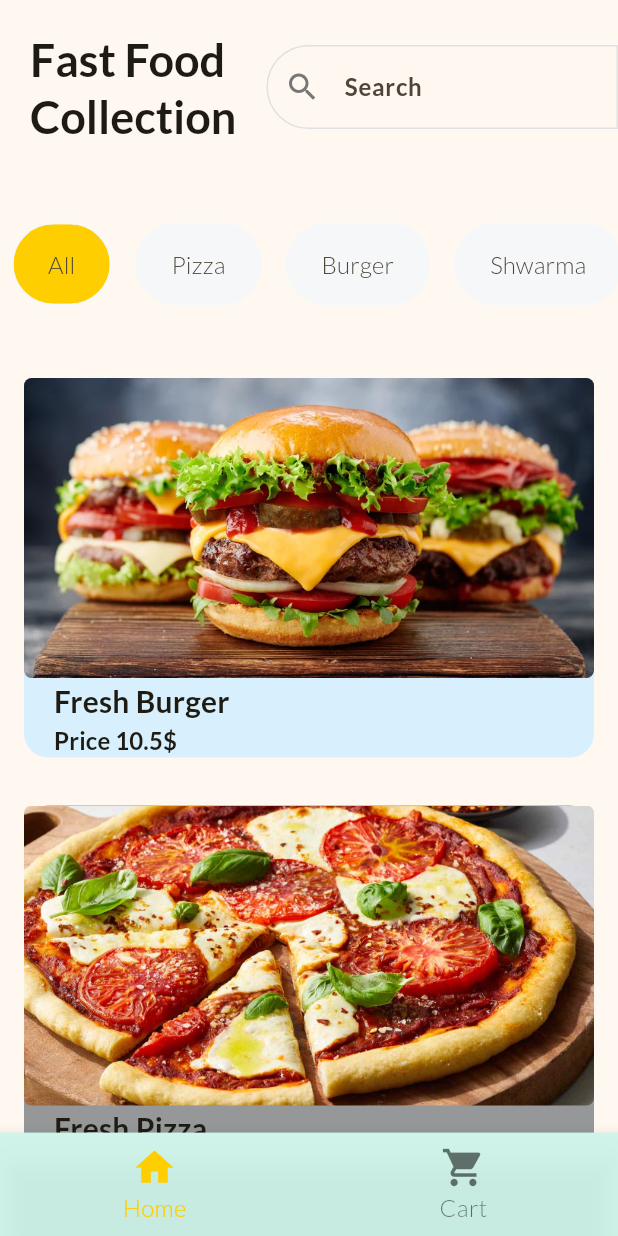
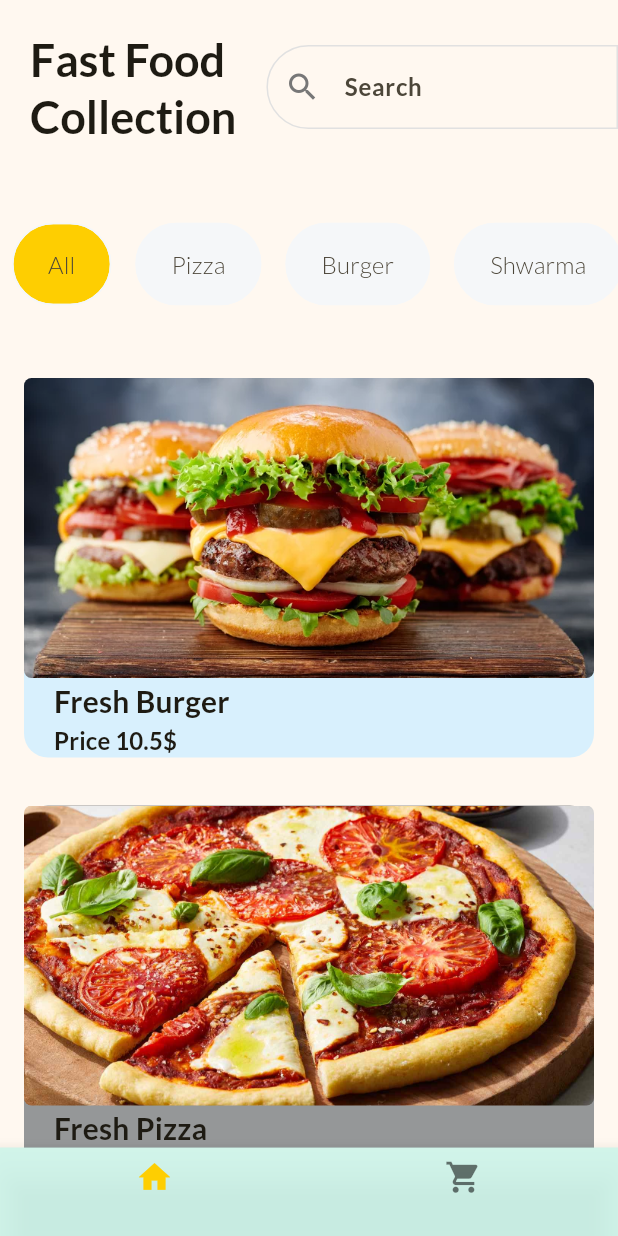
Before and after one commit to arslan-aslam-brw/simple_ecomrece_app_1, a Flutter app: the screen it shows after launch, on a phone screen of 412 x 824 dp. Run offline on Flutter 3.47's test engine with Material 3 defaults, Android fonts, the phone set to English and light mode, and no system bars.

Commit message:
new file:   .vscode/launch.json 	home_page.dart -> lib/pages/home_page.dart 	product_detail.dart -> lib/pages/product_detail.dart 	items_container.dart -> lib/widgets/items_container.dart 	main.dart -> lib/widgets/main.dart 	module_dummy_data.dart -> lib/widgets/module_dummy_data.dart     test/widget_test.dart

```diff
--- a/lib/home_page.dart
+++ b/lib/pages/home_page.dart
@@ -1,7 +1,7 @@
 import 'package:flutter/material.dart';
-import 'package:simple_ecomrece_app_1/items_container.dart';
-import 'package:simple_ecomrece_app_1/module_dummy_data.dart';
-import 'package:simple_ecomrece_app_1/product_detail.dart';
+import 'package:simple_ecomrece_app_1/widgets/items_container.dart';
+import 'package:simple_ecomrece_app_1/widgets/module_dummy_data.dart';
+import 'package:simple_ecomrece_app_1/pages/product_detail.dart';
 
 class HomePage extends StatefulWidget {
   const HomePage({super.key});
@@ -158,25 +158,21 @@ class _HomePageState extends State<HomePage> {
       ),
 
       bottomNavigationBar: BottomNavigationBar(
-        showSelectedLabels: true,
-        showUnselectedLabels: true,
-        selectedFontSize: 16.0,
-        unselectedFontSize: 16.0,
-        iconSize: 30,
+        iconSize: 25,
         backgroundColor: const Color.fromARGB(214, 202, 245, 234),
         items: [
           BottomNavigationBarItem(
               icon: const Icon(
                 Icons.home,
               ),
-              label: 'Home',
+              label: '',
               backgroundColor: Theme.of(context).colorScheme.primary),
-          BottomNavigationBarItem(
-              icon: const Icon(
+          const BottomNavigationBarItem(
+              icon: Icon(
                 Icons.shopping_cart,
               ),
-              label: 'Cart',
-              backgroundColor: Theme.of(context).colorScheme.primary),
+              label: '',
+              backgroundColor: Colors.white),
         ],
       ),
     );
--- a/lib/product_detail.dart
+++ b/lib/pages/product_detail.dart
@@ -1,4 +1,6 @@
+import 'package:flutter/foundation.dart';
 import 'package:flutter/material.dart';
+import 'dart:io';
 
 class ProductDetailScreen extends StatefulWidget {
   final Map<String, Object> product;
@@ -42,7 +44,12 @@ class _ProductDetailScreenState extends State<ProductDetailScreen> {
               height: 170,
               decoration: BoxDecoration(
                 image: DecorationImage(
-                    image: AssetImage(widget.product['imageUrl'] as String),
+
+                    /// if image in mobile, or web, for web, we use ImageNetwork
+                    image: kIsWeb
+                        ? NetworkImage(widget.product['imageUrl'] as String)
+                        : AssetImage(widget.product['imageUrl'] as String)
+                            as ImageProvider<Object>,
                     fit: BoxFit.cover,
                     alignment: Alignment.center),
                 borderRadius: BorderRadius.circular(16),
--- a/lib/items_container.dart
+++ b/lib/widgets/items_container.dart
@@ -1,3 +1,6 @@
+import 'dart:io';
+
+import 'package:flutter/foundation.dart';
 import 'package:flutter/material.dart';
 
 class ProductCard extends StatelessWidget {
@@ -32,7 +35,10 @@ class ProductCard extends StatelessWidget {
                 right: Radius.circular(5),
               ),
               image: DecorationImage(
-                image: AssetImage(image),
+                /// if image in mobile, or web, for web, we use ImageNetwork
+                image: kIsWeb
+                    ? NetworkImage(image)
+                    : AssetImage(image) as ImageProvider<Object>,
                 fit: BoxFit.cover,
                 alignment: Alignment.center,
               ),
--- a/lib/main.dart
+++ b/lib/widgets/main.dart
@@ -1,5 +1,5 @@
 import 'package:flutter/material.dart';
-import 'package:simple_ecomrece_app_1/home_page.dart';
+import 'package:simple_ecomrece_app_1/pages/home_page.dart';
 
 void main() {
   runApp(const MyApp());
```
Also changed, not shown: lib/widgets/module_dummy_data.dart (renamed from lib/module_dummy_data.dart), 1 other file.
